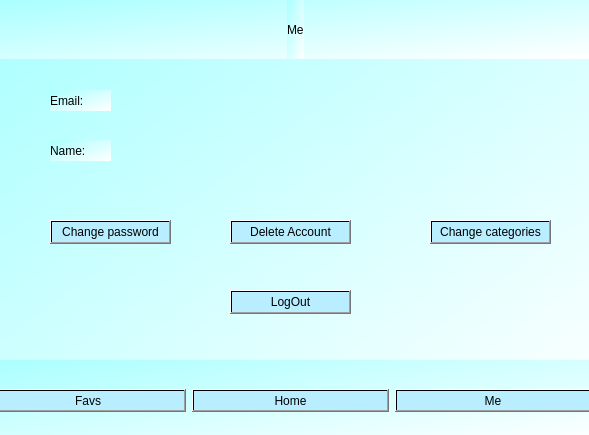
Old version of the form me_nuser.ui in the repository reich03/EstructurasProyecto.
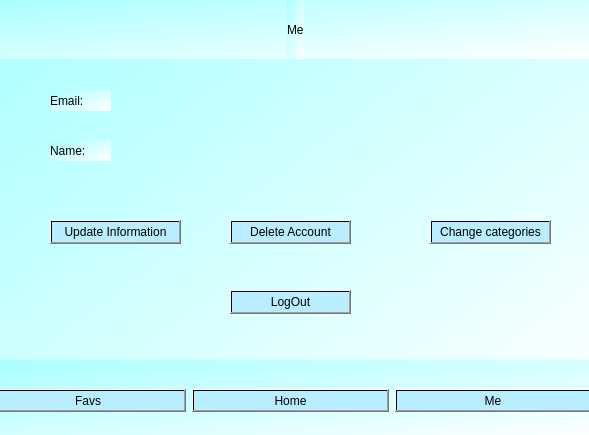
New version of the form.

The edit to the form file:
```diff
--- a/me_nuser.ui
+++ b/me_nuser.ui
@@ -101,7 +101,7 @@
     <rect>
      <x>50</x>
      <y>220</y>
-     <width>121</width>
+     <width>131</width>
      <height>24</height>
     </rect>
    </property>
@@ -111,7 +111,7 @@
 font: 900 9pt &quot;Segoe UI&quot;;</string>
    </property>
    <property name="text">
-    <string>Change password</string>
+    <string>Update Information</string>
    </property>
   </widget>
   <widget class="QPushButton" name="delete_2">
```
Left out of the diff: 4 changed lines with no effect on the pictures.
